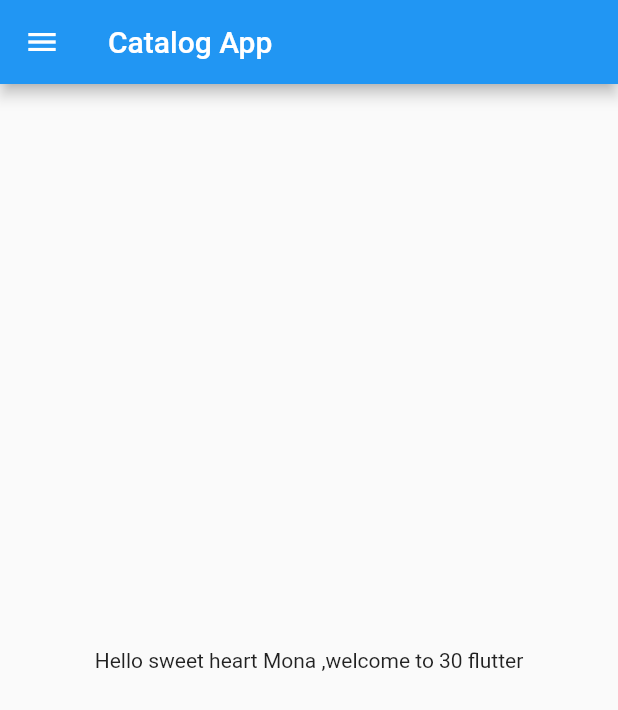
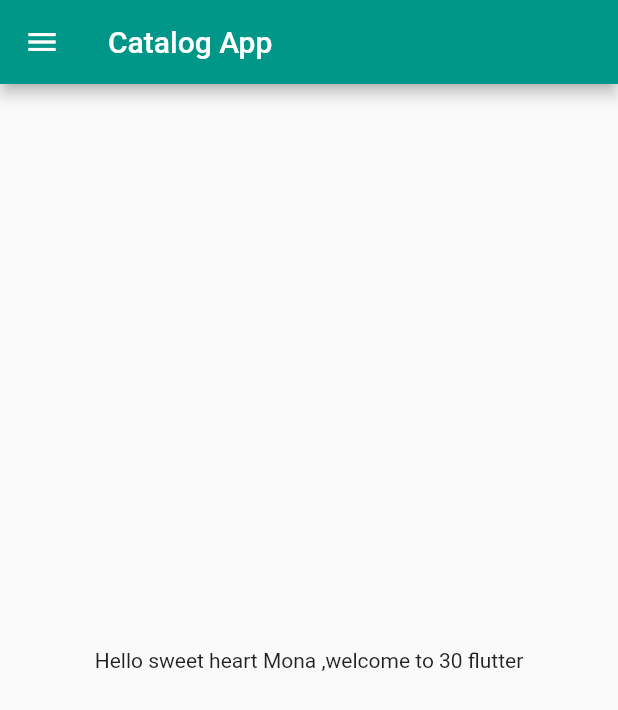
Before and after one commit to Monika123-pawar/Catalog_app, a Flutter app: the screen it shows after launch, on a phone screen of 412 x 824 dp. Shown: the top 710 px of the screen. Run offline on Flutter 3.47's test engine with Material 2 defaults, Android fonts, the phone set to English and light mode, and no system bars.

Commit message:
Day 3 Completed

```diff
--- a/lib/main.dart
+++ b/lib/main.dart
@@ -1,17 +1,28 @@
+import 'package:flutter/cupertino.dart';
 import 'package:flutter/material.dart';
-import 'package:mtech/homePage.dart';
+import 'package:mtech/pages/login_page.dart';
+import 'pages/homePage.dart';
 
-void main(){
+void main() {
   runApp(MyApp());
 }
 
 class MyApp extends StatelessWidget {
-  const MyApp({Key key}):super (key :key);
+  const MyApp({Key key}) : super(key: key);
   @override
   Widget build(BuildContext context) {
-
     return MaterialApp(
-      home: HomePage(),
+      // home: HomePage(),
+      themeMode: ThemeMode.light,
+      theme: ThemeData(
+        primarySwatch: Colors.teal,
+      ),
+      initialRoute: "/home",
+      routes: {
+        "/": (context) => LoginPage(),
+        "/home": (context) => HomePage(),
+        "/login": (context) => LoginPage(),
+      },
     );
   }
 }
--- a/lib/homePage.dart
+++ b/lib/pages/homePage.dart
@@ -8,6 +8,7 @@ class HomePage extends StatelessWidget {
   @override
   Widget build(BuildContext context) {
     return Scaffold(
+
       appBar: AppBar(
         title: Text('Catalog App'),
       ),
```
Also changed, not shown: lib/pages/login_page.dart (added, +20 -0 lines), 1 other file.
